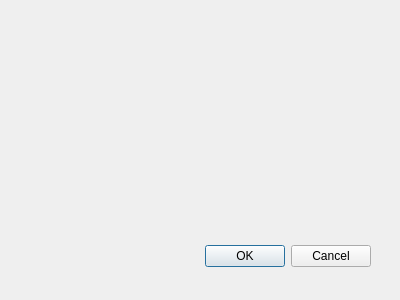
Above: src/GUI/configdialog.ui from derselbst/ANMP before the change. Below: the same form after it.
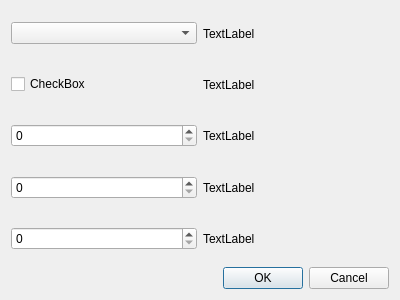
That is the form after the change.

The edit to the form file:
```diff
--- a/src/GUI/configdialog.ui
+++ b/src/GUI/configdialog.ui
@@ -15,22 +15,99 @@
   <property name="windowTitle">
    <string>Dialog</string>
   </property>
-  <widget class="QDialogButtonBox" name="buttonBox">
-   <property name="geometry">
-    <rect>
-     <x>30</x>
-     <y>240</y>
-     <width>341</width>
-     <height>32</height>
-    </rect>
-   </property>
-   <property name="orientation">
-    <enum>Qt::Horizontal</enum>
-   </property>
-   <property name="standardButtons">
-    <set>QDialogButtonBox::Cancel|QDialogButtonBox::Ok</set>
-   </property>
-  </widget>
+  <layout class="QVBoxLayout" name="verticalLayout_2">
+   <item>
+    <layout class="QVBoxLayout" name="verticalLayout">
+     <item>
+      <layout class="QHBoxLayout" name="horizontalLayout_3">
+       <item>
+        <widget class="QComboBox" name="comboBox"/>
+       </item>
+       <item>
+        <widget class="QLabel" name="label_3">
+         <property name="text">
+          <string>TextLabel</string>
+         </property>
+        </widget>
+       </item>
+      </layout>
+     </item>
+     <item>
+      <layout class="QHBoxLayout" name="horizontalLayout_4">
+       <item>
+        <widget class="QCheckBox" name="checkBox">
+         <property name="text">
+          <string>CheckBox</string>
+         </property>
+        </widget>
+       </item>
+       <item>
+        <widget class="QLabel" name="label">
+         <property name="text">
+          <string>TextLabel</string>
+         </property>
+        </widget>
+       </item>
+      </layout>
+     </item>
+     <item>
+      <layout class="QHBoxLayout" name="horizontalLayout">
+       <item>
+        <widget class="QSpinBox" name="spinBox"/>
+       </item>
+       <item>
+        <widget class="QLabel" name="label_2">
+         <property name="text">
+          <string>TextLabel</string>
+         </property>
+        </widget>
+       </item>
+      </layout>
+     </item>
+     <item>
+      <layout class="QHBoxLayout" name="horizontalLayout_5">
+       <item>
+        <widget class="QSpinBox" name="spinBox_2"/>
+       </item>
+       <item>
+        <widget class="QLabel" name="label_4">
+         <property name="text">
+          <string>TextLabel</string>
+         </property>
+        </widget>
+       </item>
+      </layout>
+     </item>
+     <item>
+      <layout class="QHBoxLayout" name="horizontalLayout_6">
+       <item>
+        <widget class="QSpinBox" name="spinBox_3"/>
+       </item>
+       <item>
+        <widget class="QLabel" name="label_5">
+         <property name="text">
+          <string>TextLabel</string>
+         </property>
+        </widget>
+       </item>
+      </layout>
+     </item>
+    </layout>
+   </item>
+   <item>
+    <widget class="QDialogButtonBox" name="buttonBox">
+     <property name="orientation">
+      <enum>Qt::Horizontal</enum>
+     </property>
+     <property name="standardButtons">
+      <set>QDialogButtonBox::Cancel|QDialogButtonBox::Ok</set>
+     </property>
+    </widget>
+   </item>
+  </layout>
+  <zorder>buttonBox</zorder>
+  <zorder>checkBox</zorder>
+  <zorder>verticalLayoutWidget</zorder>
  </widget>
  <pixmapfunction/>
  <resources/>
```
Left out of the diff: 5 changed lines with no effect on the pictures.
